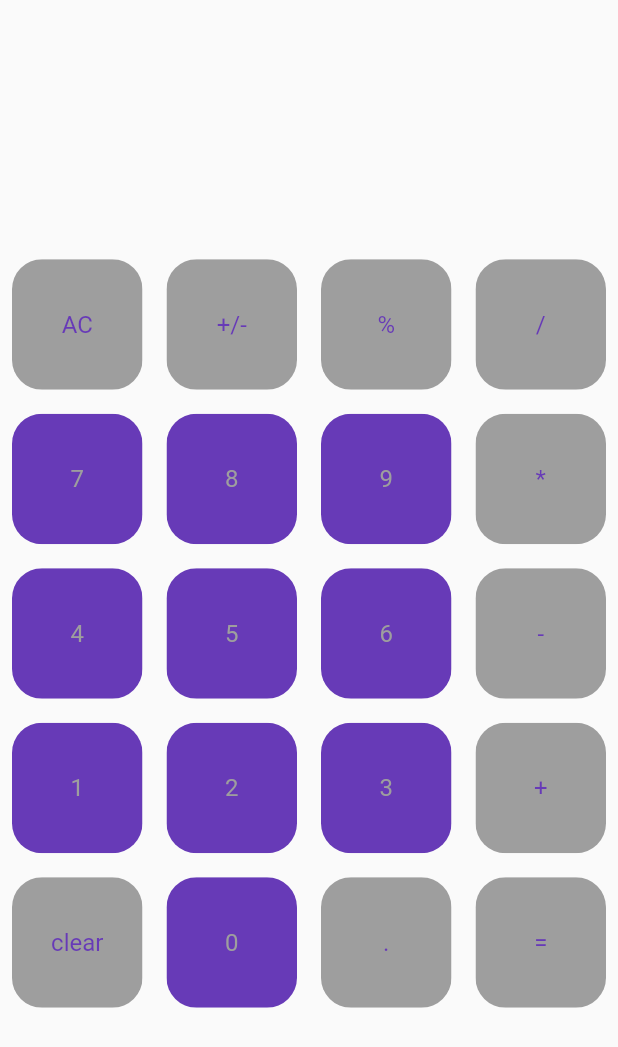
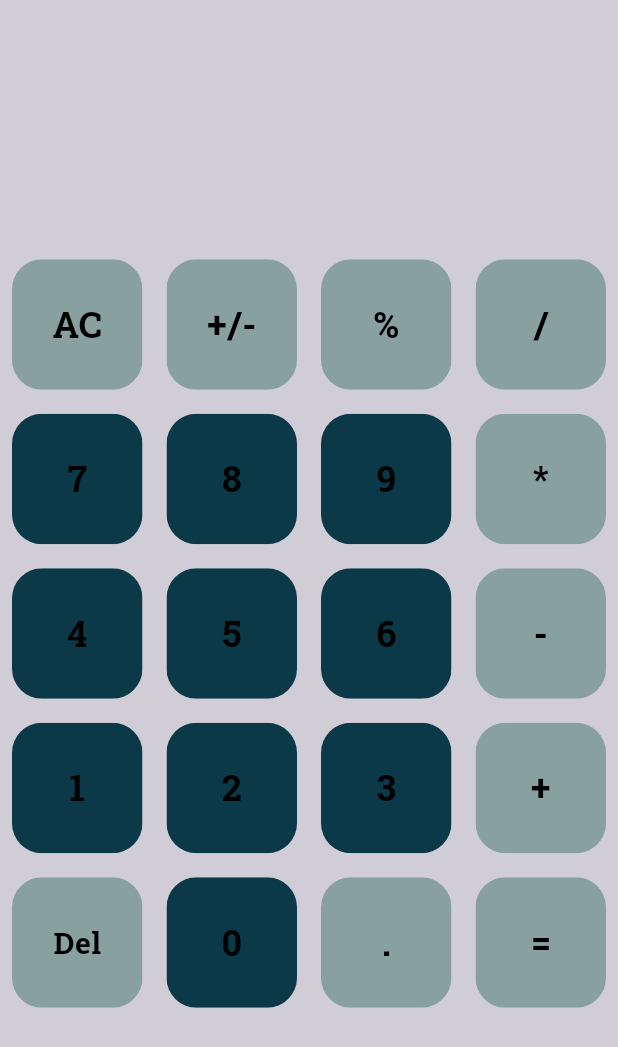
Before and after one commit to Kdheeraj280702/calculater_app, a Flutter app: the screen it shows after launch, on a phone screen of 412 x 824 dp. Shown: the top 1047 px of the screen. Run offline on Flutter 3.47's test engine with Material 2 defaults, Android fonts, the phone set to English and light mode, and no system bars; our stand-ins replace google_fonts, math_expressions.

Commit message:
UI development

```diff
--- a/lib/buttons.dart
+++ b/lib/buttons.dart
@@ -1,30 +1,31 @@
 import 'package:flutter/material.dart';
+import 'package:google_fonts/google_fonts.dart';
 
 class MyButton extends StatelessWidget {
   final color;
   final String buttontext;
   final textcolor;
   final pressed;
-  MyButton({this.color, this.buttontext, this.textcolor,this.pressed});
+  MyButton({this.color, this.buttontext, this.textcolor, this.pressed});
 
   @override
   Widget build(BuildContext context) {
-    return GestureDetector(
-      onTap: pressed,
-      child: Padding(
+    return Padding(
       padding: const EdgeInsets.all(8.0),
       child: ClipRRect(
         borderRadius: BorderRadius.circular(20),
-          child: Container(
-
+        child: FlatButton(
+          onPressed: pressed,
           color: color,
           child: Center(
             child: Text(
               buttontext,
-                style: TextStyle(
-                  fontSize: 16,
-                  color: textcolor,
-                ),
+              style: GoogleFonts.robotoSlab(
+                textStyle: TextStyle(
+                    color: Colors.black,
+                    fontWeight: FontWeight.bold,
+                    fontSize: (buttontext=='Del')? 20:24,
+                    letterSpacing: .5),
               ),
             ),
           ),
--- a/lib/main.dart
+++ b/lib/main.dart
@@ -46,7 +46,7 @@ class _MyAppState extends State<MyApp> {
     '2',
     '3',
     '+',
-    'clear',
+    'Del',
     '0',
     '.',
     '='
@@ -56,6 +56,7 @@ class _MyAppState extends State<MyApp> {
   Widget build(BuildContext context) {
     return MaterialApp(
       home: Scaffold(
+        backgroundColor: Color.fromRGBO(208, 205, 215,100),
         body: Column(
           children: <Widget>[
             Expanded(
@@ -82,7 +83,7 @@ class _MyAppState extends State<MyApp> {
                       alignment: Alignment.centerRight,
                       child: Text(
                         answer,
-                        style: GoogleFonts.inconsolata(
+                        style: GoogleFonts.robotoSlab(
                           textStyle: TextStyle(
                               color: Colors.black,
                               fontWeight: FontWeight.bold,
@@ -105,17 +106,17 @@ class _MyAppState extends State<MyApp> {
                   itemBuilder: (BuildContext context, int index) {
                     return MyButton(
                       color: _isNumeric(matter[index])
-                          ? Colors.deepPurple[500]
-                          : Colors.grey[500],
+                          ? Color.fromRGBO(		11, 57, 72,100)
+                          : Color.fromRGBO(	136, 160, 158,100),
                       textcolor: _isNumeric(matter[index])
-                          ? Colors.grey[500]
-                          : Colors.deepPurple[500],
+                          ? Color.fromRGBO(136, 160, 158,100)
+                          : Color.fromRGBO(11, 57, 72,100),
                       buttontext: matter[index],
                       pressed: () {
                         setState(() {
-                          if (_isNumeric(matter[index])) {
+                           if (_isNumeric(matter[index])) {
                             userinput += matter[index];
-                          } else if (matter[index] == 'clear') {
+                          } else if (matter[index] == 'Del') {
                             if (userinput.length == 1 ||
                                 _isNumeric(userinput[userinput.length - 2]))
                               userinput =
@@ -133,6 +134,7 @@ class _MyAppState extends State<MyApp> {
                           } else if (matter[index] == '=') {
                             try {
                               eval();
+                              userinput = answer;
                             } catch (e) {
                               answer = "Go learn some math idiot";
                             }
```
Lines whose indentation alone changed are shown as unchanged.
